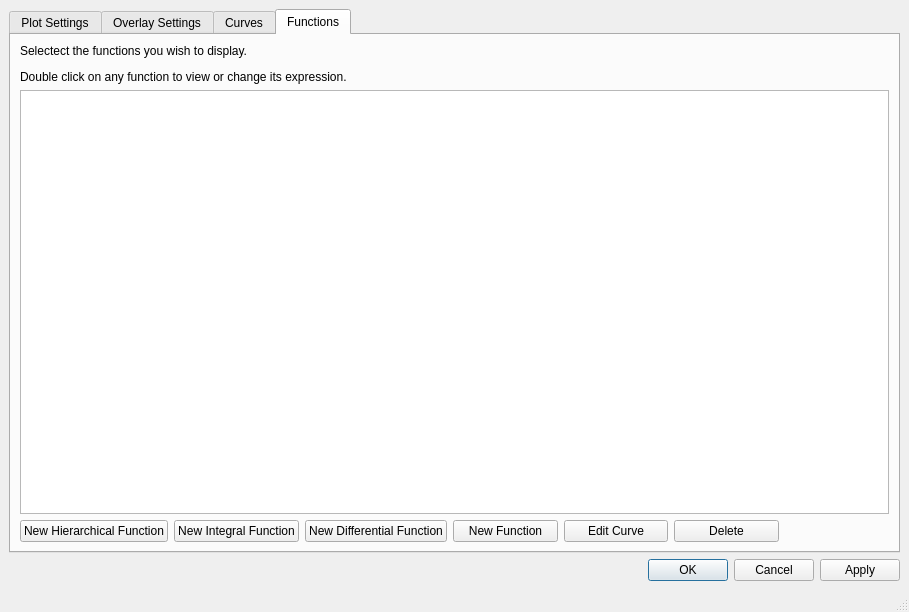
Before: the Qt Designer form plotcontrolwindow.ui in arntanguy/STS-simulator, drawn with Qt 5.
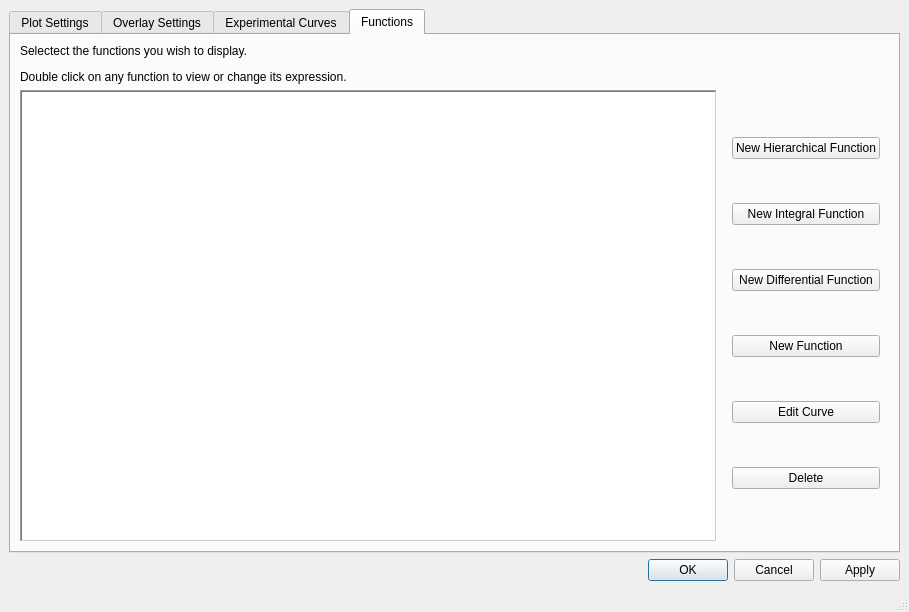
After: the same form once the commit is applied. The open tabs and pages were chosen to show the change. Custom widgets are drawn as their Qt base class.

The edit to the form file:
```diff
--- a/plotcontrolwindow.ui
+++ b/plotcontrolwindow.ui
@@ -14,8 +14,8 @@
    <string>MainWindow</string>
   </property>
   <widget class="QWidget" name="centralwidget">
-   <layout class="QVBoxLayout" name="verticalLayout">
-    <item>
+   <layout class="QGridLayout" name="gridLayout_8">
+    <item row="0" column="0">
      <widget class="QTabWidget" name="functionsPage">
       <property name="currentIndex">
        <number>0</number>
@@ -309,9 +309,39 @@
       </widget>
       <widget class="QWidget" name="tab_3">
        <attribute name="title">
-        <string>Curves</string>
+        <string>Experimental Curves</string>
        </attribute>
-       <layout class="QGridLayout" name="gridLayout_8">
+       <layout class="QGridLayout" name="gridLayout">
+        <item row="1" column="0">
+         <widget class="QListView" name="curveSelection">
+          <property name="frameShape">
+           <enum>QFrame::WinPanel</enum>
+          </property>
+         </widget>
+        </item>
+        <item row="1" column="1">
+         <widget class="QWidget" name="widget" native="true">
+          <layout class="QGridLayout" name="gridLayout_2">
+           <property name="sizeConstraint">
+            <enum>QLayout::SetMinimumSize</enum>
+           </property>
+           <item row="0" column="0">
+            <widget class="QPushButton" name="newCurveButton">
+             <property name="text">
+              <string>New Curve</string>
+             </property>
+            </widget>
+           </item>
+           <item row="1" column="0">
+            <widget class="QPushButton" name="editCurveButton">
+             <property name="text">
+              <string>Edit Curve</string>
+             </property>
+            </widget>
+           </item>
+          </layout>
+         </widget>
+        </item>
         <item row="0" column="0" colspan="2">
          <widget class="QLabel" name="label_13">
           <property name="text">
@@ -349,58 +379,68 @@
         <string>Functions</string>
        </attribute>
        <layout class="QGridLayout" name="gridLayout_9">
-        <item row="0" column="0" colspan="7">
+        <item row="1" column="1">
+         <widget class="QTreeView" name="functionView">
+          <property name="frameShape">
+           <enum>QFrame::WinPanel</enum>
+          </property>
+         </widget>
+        </item>
+        <item row="1" column="7">
+         <widget class="QWidget" name="widget_2" native="true">
+          <layout class="QGridLayout" name="gridLayout_4">
+           <item row="1" column="0">
+            <widget class="QPushButton" name="functionIntegralNew">
+             <property name="text">
+              <string>New Integral Function</string>
+             </property>
+            </widget>
+           </item>
+           <item row="3" column="0">
+            <widget class="QPushButton" name="functionNew">
+             <property name="text">
+              <string>New Function</string>
+             </property>
+            </widget>
+           </item>
+           <item row="4" column="0">
+            <widget class="QPushButton" name="functionEditCurve">
+             <property name="text">
+              <string>Edit Curve</string>
+             </property>
+            </widget>
+           </item>
+           <item row="2" column="0">
+            <widget class="QPushButton" name="functionDifferentialNew">
+             <property name="text">
+              <string>New Differential Function</string>
+             </property>
+            </widget>
+           </item>
+           <item row="0" column="0">
+            <widget class="QPushButton" name="functionHierarchicalNew">
+             <property name="text">
+              <string>New Hierarchical Function</string>
+             </property>
+            </widget>
+           </item>
+           <item row="5" column="0">
+            <widget class="QPushButton" name="functionDelete">
+             <property name="text">
+              <string>Delete</string>
+             </property>
+            </widget>
+           </item>
+          </layout>
+         </widget>
+        </item>
+        <item row="0" column="1">
          <widget class="QLabel" name="label_14">
           <property name="text">
            <string>&lt;html&gt;&lt;head/&gt;&lt;body&gt;&lt;p&gt;Selectect the functions you wish to display.&lt;/p&gt;&lt;p&gt;Double click on any function to view or change its expression.&lt;/p&gt;&lt;/body&gt;&lt;/html&gt;</string>
           </property>
          </widget>
         </item>
-        <item row="2" column="0">
-         <widget class="QPushButton" name="functionHierarchicalNew">
-          <property name="text">
-           <string>New Hierarchical Function</string>
-          </property>
-         </widget>
-        </item>
-        <item row="2" column="5">
-         <widget class="QPushButton" name="functionDelete">
-          <property name="text">
-           <string>Delete</string>
-          </property>
-         </widget>
-        </item>
-        <item row="2" column="3">
-         <widget class="QPushButton" name="functionNew">
-          <property name="text">
-           <string>New Function</string>
-          </property>
-         </widget>
-        </item>
-        <item row="1" column="0" colspan="7">
-         <widget class="QTreeView" name="functionView"/>
-        </item>
-        <item row="2" column="1">
-         <widget class="QPushButton" name="functionIntegralNew">
-          <property name="text">
-           <string>New Integral Function</string>
-          </property>
-         </widget>
-        </item>
-        <item row="2" column="2">
-         <widget class="QPushButton" name="functionDifferentialNew">
-          <property name="text">
-           <string>New Differential Function</string>
-          </property>
-         </widget>
-        </item>
-        <item row="2" column="4">
-         <widget class="QPushButton" name="functionEditCurve">
-          <property name="text">
-           <string>Edit Curve</string>
-          </property>
-         </widget>
-        </item>
        </layout>
       </widget>
      </widget>
```
Left out of the diff: 27 changed lines with no effect on the pictures.
